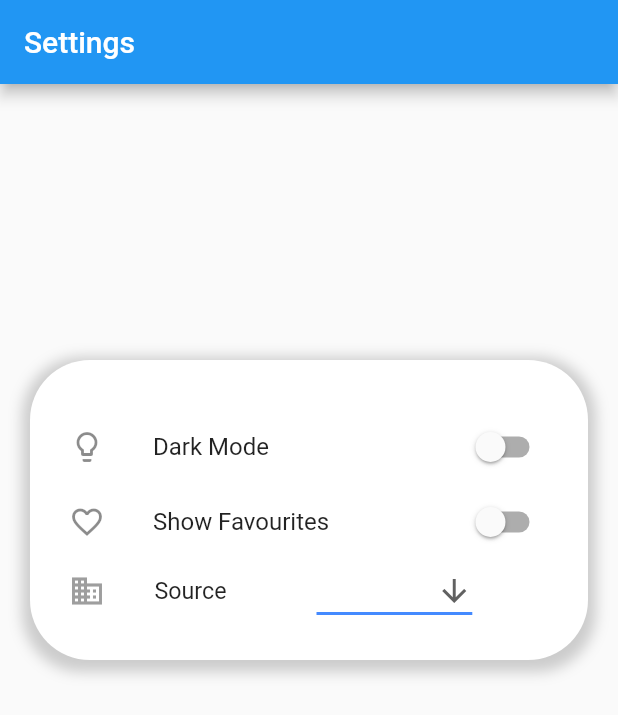
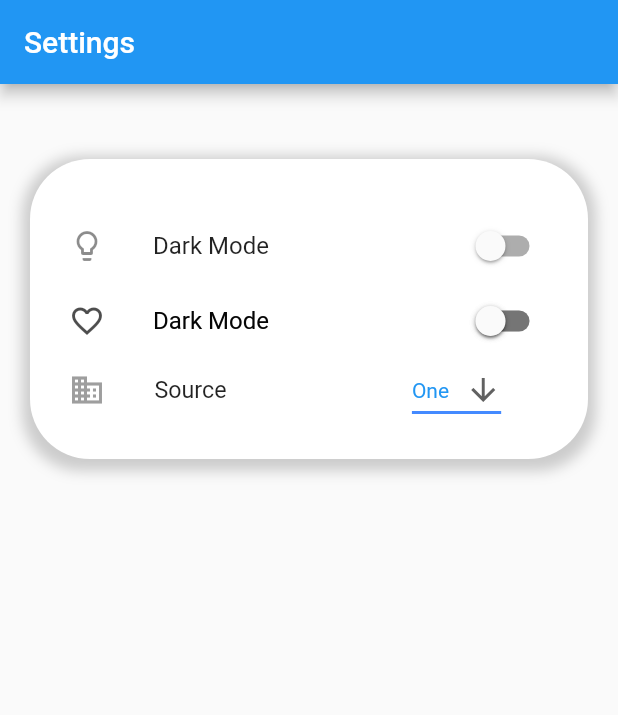
Before and after one commit to PalisadoesFoundation/pattoo-mobile, a Flutter app: the screen it shows after launch, on a phone screen of 412 x 824 dp. Shown: the top 715 px of the screen. Run offline on Flutter 3.47's test engine with Material 2 defaults, Android fonts, the light colour scheme and no system bars.

Commit message:
updated settings page to be responsive

```diff
--- a/lib/main.dart
+++ b/lib/main.dart
@@ -3,6 +3,7 @@ import 'package:pattoomobile/views/pages/LoginScreen.dart';
 import 'package:pattoomobile/views/pages/HomeScreen.dart';
 import 'package:pattoomobile/views/pages/ListScreen.dart';
 import 'package:pattoomobile/views/pages/SettingsScreen.dart';
+
 
 void main() => runApp(MaterialApp(
   initialRoute: '/home',
--- a/lib/views/pages/SettingsScreen.dart
+++ b/lib/views/pages/SettingsScreen.dart
@@ -1,8 +1,9 @@
+
 import 'package:flutter/cupertino.dart';
 import 'package:flutter/material.dart';
-import 'package:pattoomobile/widgets/CustomSwitch.dart';
 import 'package:pattoomobile/widgets/DarkModeSwitch.dart';
 import 'package:pattoomobile/widgets/ShowFavSwitch.dart';
+import 'package:pattoomobile/widgets/SettingsContainer.dart';
 import 'package:pattoomobile/widgets/DropdownWidget.dart';
 
 class SettingsScreen extends StatefulWidget {
@@ -38,6 +39,13 @@ class _SettingsScreenState extends State<SettingsScreen> {
                ),
              ),
             Container(
+              margin: const EdgeInsets.only(top: 100.0),
+              child: Padding(
+                padding: EdgeInsets.all(30.0),
+                child: ShowFavWidget(),
+              ),
+            ),
+            Container(
               margin: const EdgeInsets.only(top: 150.0),
               child: Padding(
                 padding: EdgeInsets.fromLTRB(46, 30, 0, 0),
@@ -57,8 +65,8 @@ class _SettingsScreenState extends State<SettingsScreen> {
                       ),
                     ),
                     SizedBox(
-                    width: 60.0,
-                    height: 30.0,
+                      height: MediaQuery.of(context).size.height * .05,
+                      width: MediaQuery.of(context).size.width * .3,
                     ),
                     DropdownWidget(),
                   ],
@@ -73,32 +81,3 @@ class _SettingsScreenState extends State<SettingsScreen> {
   }
 }
 //MyStatefulWidget(),
-Widget SettingsContainer()
-{
-  return new Container(
-    height: 500.0,
-    color: Colors.transparent,
-    child: new Container(
-      margin: EdgeInsets.fromLTRB(20, 50, 20, 250),
-        decoration: new BoxDecoration(
-            color: Colors.white,
-            borderRadius: new BorderRadius.only(
-              topLeft: const Radius.circular(40.0),
-              topRight: const Radius.circular(40.0),
-              bottomLeft: const Radius.circular(40.0),
-              bottomRight: const Radius.circular(40.0),
-
-            ),
-          boxShadow: [
-            BoxShadow(
-              color: Colors.grey.withOpacity(0.5),
-              spreadRadius: 5,
-              blurRadius: 7,
-              offset: Offset(0, 3), // changes position of shadow
-            ),
-          ],
-        ),
-      ),
-
-  );
-}
--- a/lib/widgets/DarkModeSwitch.dart
+++ b/lib/widgets/DarkModeSwitch.dart
@@ -1,18 +1,14 @@
 
 import 'package:flutter/material.dart';
 
-void main() => runApp(MyApp());
 
-/// This Widget is the main application widget.
 class MyApp extends StatelessWidget {
-  static const String _title = 'Flutter Code Sample';
+
 
   @override
   Widget build(BuildContext context) {
     return MaterialApp(
-      title: _title,
       home: Scaffold(
-        appBar: AppBar(title: const Text(_title)),
         body: Center(
           child: DarkModeWidget(),
         ),
--- a/lib/widgets/DropdownWidget.dart
+++ b/lib/widgets/DropdownWidget.dart
@@ -47,7 +47,7 @@ class _DropdownWidgetState extends State<DropdownWidget> {
           dropdownValue = newValue;
         });
       },
-      items: <String>['Option One', 'Option Two', 'Option Three', 'Option Four']
+      items: <String>['One', 'Two', 'Three', 'Four']
           .map<DropdownMenuItem<String>>((String value) {
         return DropdownMenuItem<String>(
           value: value,
--- /dev/null
+++ b/lib/widgets/SettingsContainer.dart
@@ -0,0 +1,82 @@
+import 'package:flutter/cupertino.dart';
+import 'package:flutter/material.dart';
+
+class SettingsContainer extends StatefulWidget {
+
+  @override
+  _SettingsContainerState createState() => _SettingsContainerState();
+}
+
+class _SettingsContainerState extends State<SettingsContainer> {
+  @override
+  Widget build(BuildContext context) {
+    return Scaffold(
+      body: OrientationBuilder(
+        builder: (context, orientation) {
+          return orientation == Orientation.portrait
+              ? _buildVerticalLayout()
+              : _buildHorizontalLayout();
+        },
+      ),
+    );
+  }
+Widget _buildVerticalLayout()
+{
+  return Scaffold(
+      body: Container(
+      height: 500,
+  color: Colors.transparent,
+  child: new Container(
+  margin: EdgeInsets.fromLTRB(20, 50, 20, 250),
+  decoration: new BoxDecoration(
+  color: Colors.white,
+  borderRadius: new BorderRadius.only(
+  topLeft: const Radius.circular(40.0),
+  topRight: const Radius.circular(40.0),
+  bottomLeft: const Radius.circular(40.0),
+  bottomRight: const Radius.circular(40.0),
+  ),
+  boxShadow: [
+  BoxShadow(
+  color: Colors.grey.withOpacity(0.5),
+spreadRadius: 5,
+blurRadius: 7,
+  offset: Offset(0, 3), // changes position of shadow
+  ),
+],
+),
+),
+),
+  );
+}
+
+Widget _buildHorizontalLayout() {
+  return Scaffold(
+    body: Container(
+      height: MediaQuery.of(context).size.height * .7,
+      width: MediaQuery.of(context).size.width * 1,
+      color: Colors.transparent,
+      child: new Container(
+        margin: EdgeInsets.fromLTRB(10, 30, 10, 10),
+        decoration: new BoxDecoration(
+          color: Colors.white,
+          borderRadius: new BorderRadius.only(
+            topLeft: const Radius.circular(40.0),
+            topRight: const Radius.circular(40.0),
+            bottomLeft: const Radius.circular(40.0),
+            bottomRight: const Radius.circular(40.0),
+          ),
+          boxShadow: [
+            BoxShadow(
+              color: Colors.grey.withOpacity(0.5),
+              spreadRadius: 5,
+              blurRadius: 7,
+              offset: Offset(0, 3), // changes position of shadow
+            ),
+          ],
+        ),
+      ),
+    ),
+  );
+  }
+}
--- a/lib/widgets/ShowFavSwitch.dart
+++ b/lib/widgets/ShowFavSwitch.dart
@@ -1,18 +1,14 @@
 
 import 'package:flutter/material.dart';
 
-void main() => runApp(MyApp());
 
-/// This Widget is the main application widget.
 class MyApp extends StatelessWidget {
-  static const String _title = 'Flutter Code Sample';
+
 
   @override
   Widget build(BuildContext context) {
     return MaterialApp(
-      title: _title,
       home: Scaffold(
-        appBar: AppBar(title: const Text(_title)),
         body: Center(
           child: ShowFavWidget(),
         ),
@@ -34,7 +30,7 @@ class _ShowFavWidgetState extends State<ShowFavWidget> {
   @override
   Widget build(BuildContext context) {
     return SwitchListTile(
-      title: const Text('Show Favourites'),
+      title: const Text('Dark Mode'),
       value: _lights,
       onChanged: (bool value) {
         setState(() {
```
Lines whose indentation alone changed are shown as unchanged.
